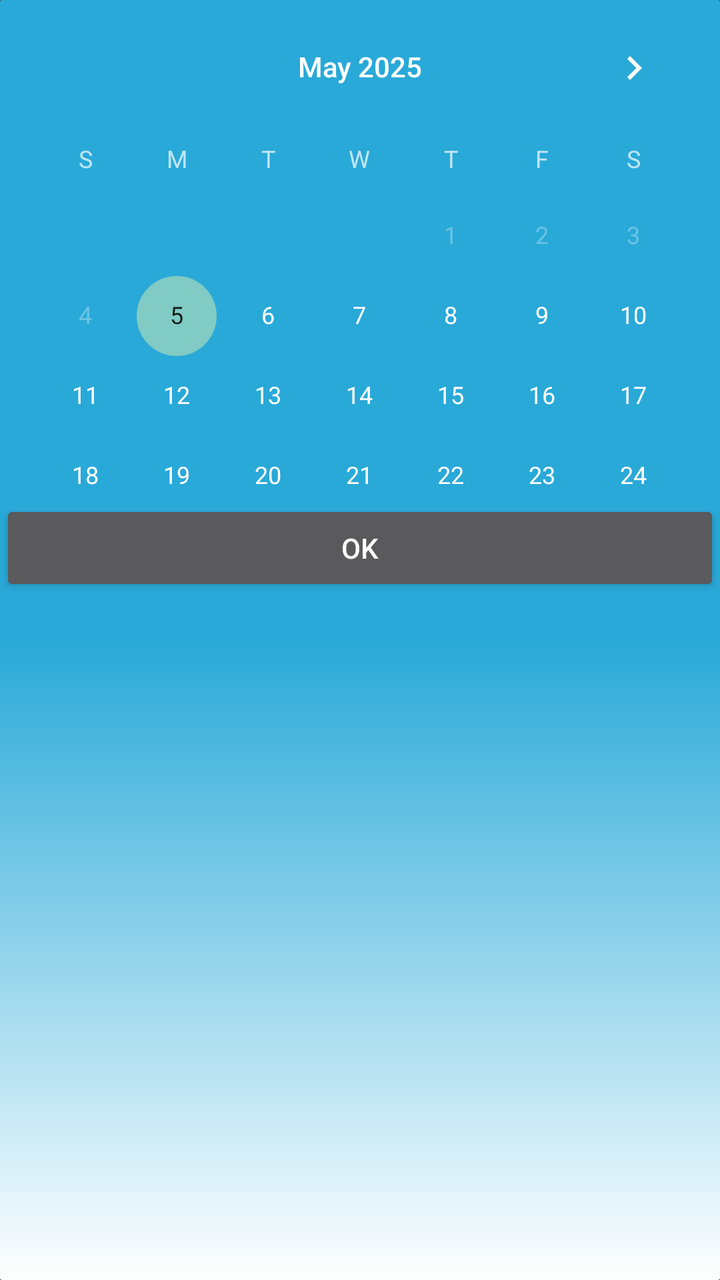
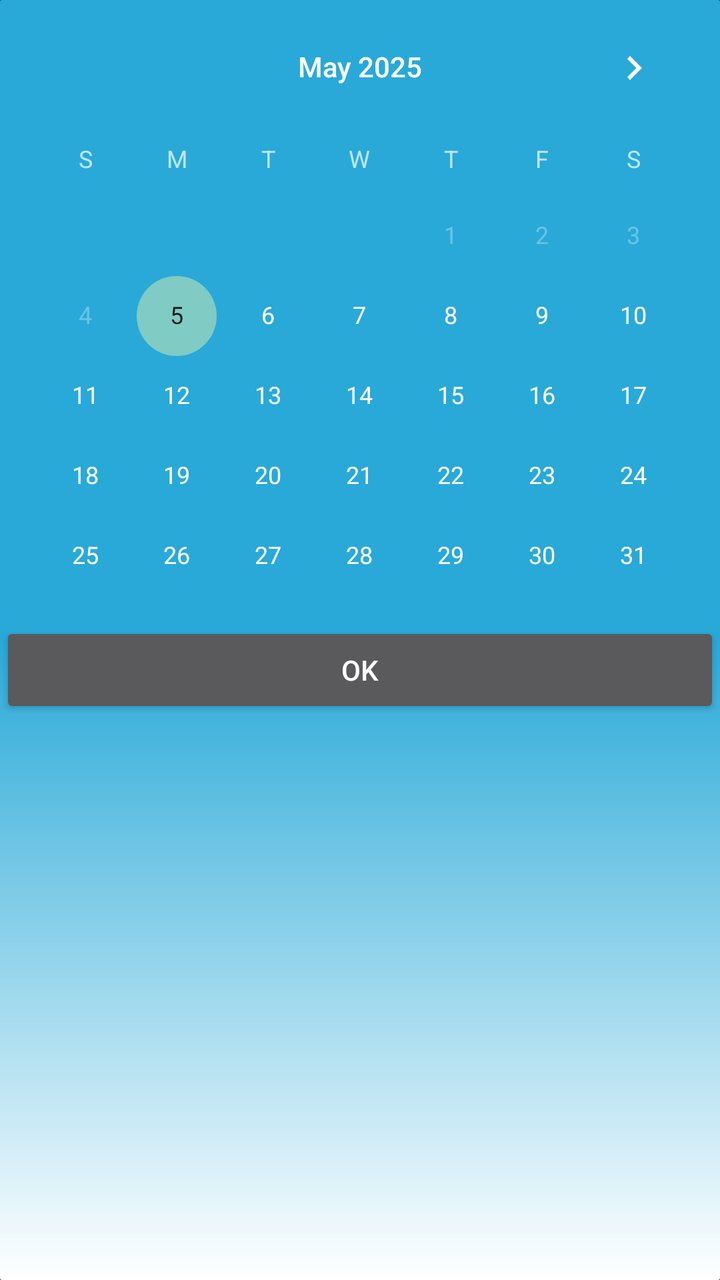

Before-and-after screenshots of an Android layout around one commit, followed by the original layout XML and the change that was made.
<!-- AndroidManifest.xml: application theme AppTheme2 -->
<!-- res/layout/custom_dialog.xml -->
<?xml version="1.0" encoding="utf-8"?>
<LinearLayout xmlns:android="http://schemas.android.com/apk/res/android"
    android:layout_width="match_parent"
    android:layout_height="wrap_content"
    android:background="@drawable/border_2"
    android:orientation="vertical" >

    <CalendarView
        android:id="@+id/calendarView1"
    android:layout_width="match_parent"
    android:layout_height="250dp"
    android:minDate="05/05/2025"
    android:maxDate="01/01/2030"
    android:showWeekNumber="false"
    android:tag="my tag" />
    
    <Button
        android:id="@+id/ok"
        android:layout_width="fill_parent"
        android:layout_height="wrap_content"
        android:text="OK" />

</LinearLayout>
<!-- resources referenced by this layout -->
<resources>
  <!-- drawable border_2 (drawable-hdpi) -->
  <shape xmlns:android="http://schemas.android.com/apk/res/android" android:shape="rectangle">
    <stroke android:width="0dp" android:color="#FF404040" /> 
    <corners android:radius="1dp" /> 
    <gradient android:startColor="#FFFFFF" android:centerColor="#29a9d8" android:endColor="#29a9d8" android:angle="90" /> 
  </shape>
  <style name="AppTheme2" parent="Theme.AppCompat" />
</resources>

<!-- the commit's change to res/layout/custom_dialog.xml (unified diff, before → after) -->
@@ -7,13 +7,13 @@
 
     <CalendarView
         android:id="@+id/calendarView1"
-    android:layout_width="match_parent"
-    android:layout_height="250dp"
-    android:minDate="05/05/2025"
-    android:maxDate="01/01/2030"
-    android:showWeekNumber="false"
-    android:tag="my tag" />
-    
+        android:layout_width="match_parent"
+        android:layout_height="311dp"
+        android:maxDate="01/01/2030"
+        android:minDate="05/05/2025"
+        android:showWeekNumber="false"
+        android:tag="my tag" />
+
     <Button
         android:id="@+id/ok"
         android:layout_width="fill_parent"
